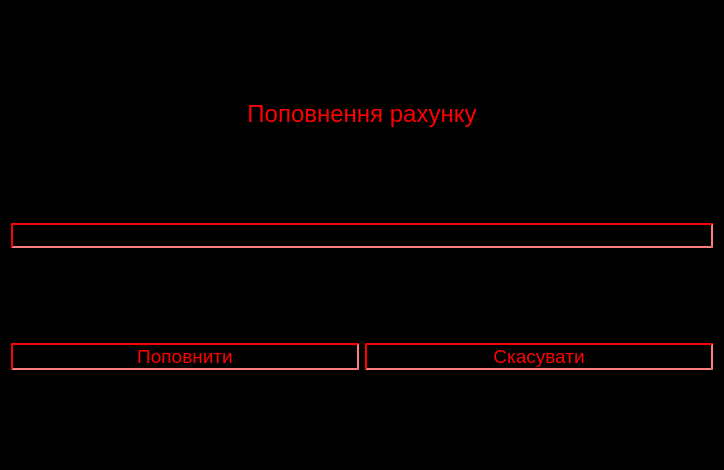
The window that frontend/put_money.ui (Anoromi/upa_atm) describes before a commit, drawn with Qt 5.
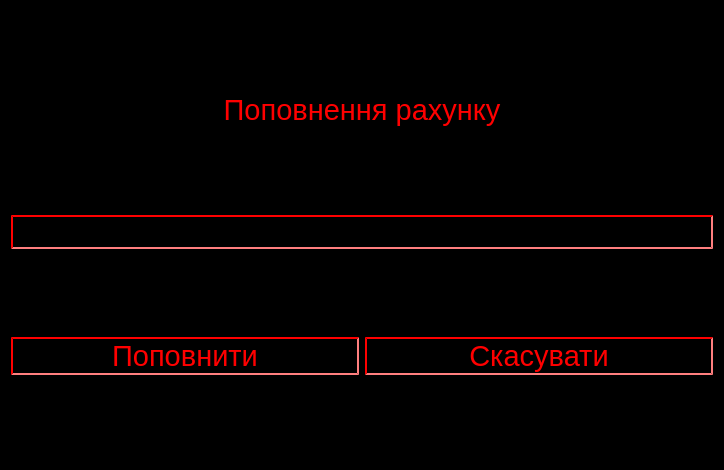
The same window after the commit.

What changed in the file:
```diff
--- a/frontend/put_money.ui
+++ b/frontend/put_money.ui
@@ -28,7 +28,7 @@
      </property>
      <property name="font">
       <font>
-       <pointsize>14</pointsize>
+       <pointsize>22</pointsize>
       </font>
      </property>
      <property name="styleSheet">
@@ -65,7 +65,7 @@
      </property>
      <property name="font">
       <font>
-       <pointsize>14</pointsize>
+       <pointsize>22</pointsize>
       </font>
      </property>
      <property name="styleSheet">
@@ -102,7 +102,7 @@
      </property>
      <property name="font">
       <font>
-       <pointsize>18</pointsize>
+       <pointsize>22</pointsize>
       </font>
      </property>
      <property name="styleSheet">
@@ -120,7 +120,7 @@
     <widget class="QLineEdit" name="money">
      <property name="font">
       <font>
-       <pointsize>12</pointsize>
+       <pointsize>18</pointsize>
       </font>
      </property>
      <property name="styleSheet">
```
